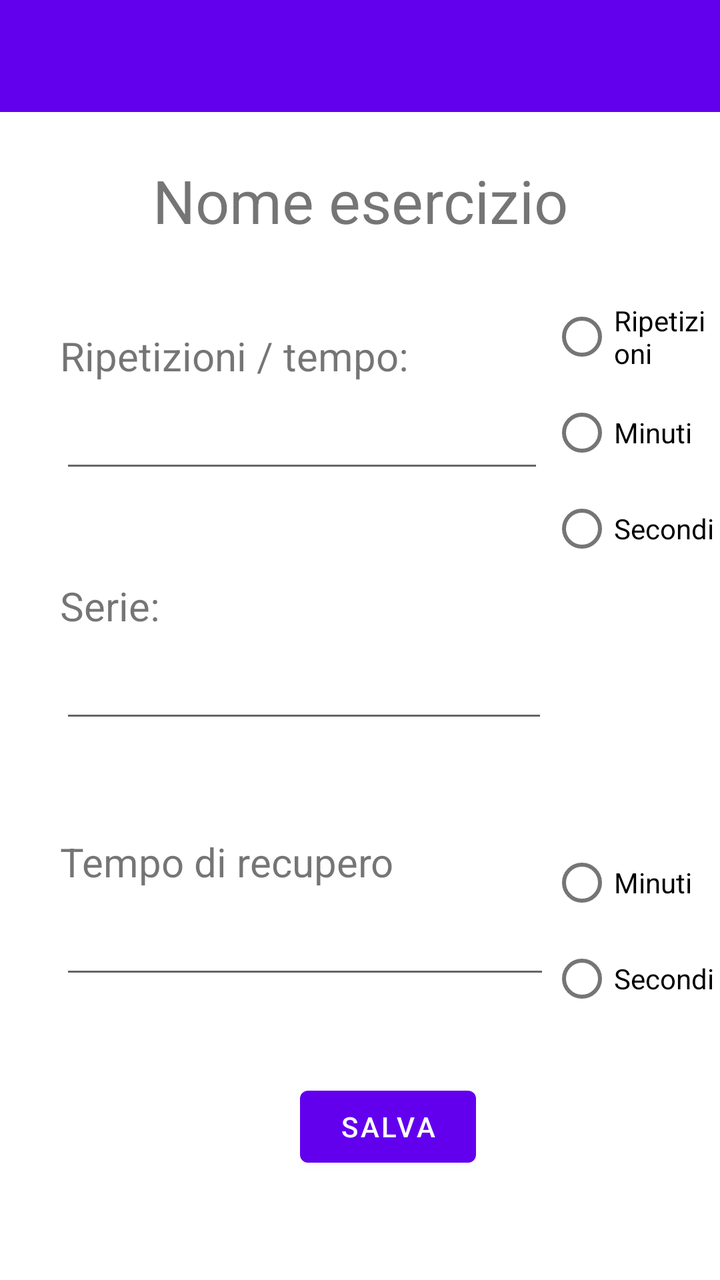
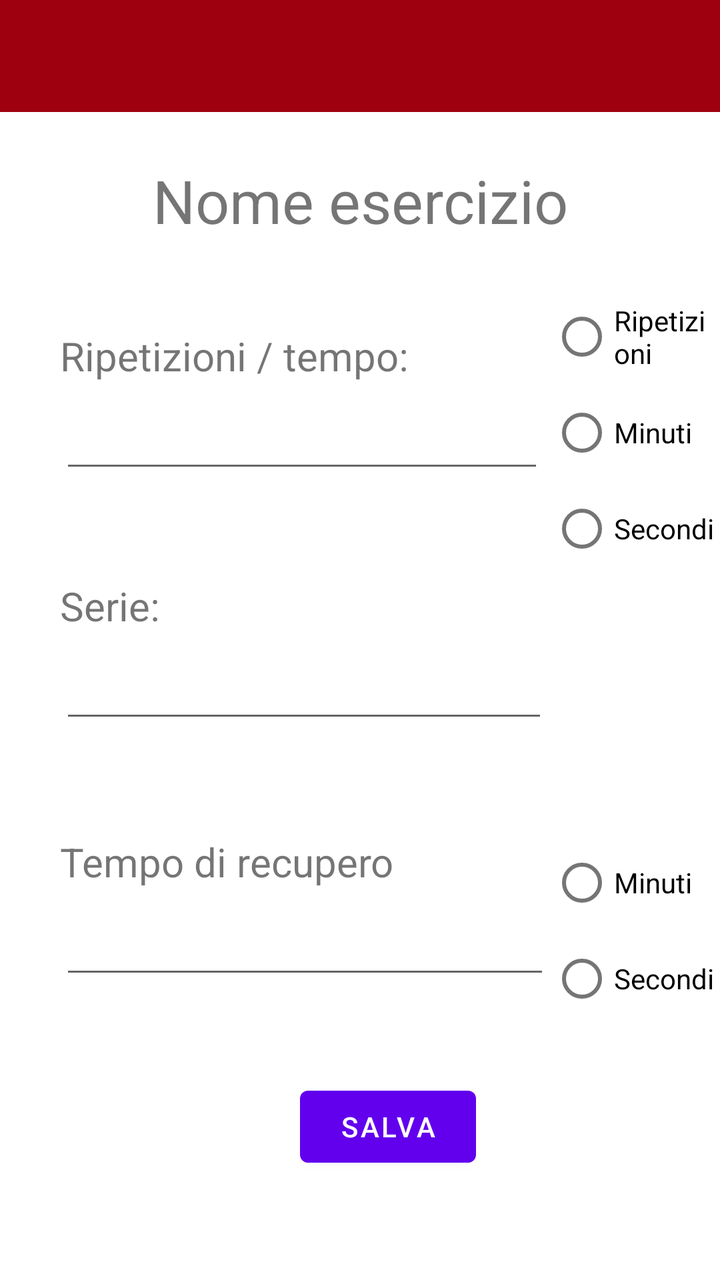

Compare the two renders of this Android layout. The source of the first and the diff that turns it into the second are given below.
<!-- AndroidManifest.xml: application theme Theme.YourCali -->
<!-- res/layout/activity_exercise_configuration_creation.xml -->
<?xml version="1.0" encoding="utf-8"?>
<LinearLayout xmlns:android="http://schemas.android.com/apk/res/android"
    xmlns:tools="http://schemas.android.com/tools"
    android:layout_width="match_parent"
    android:layout_height="match_parent"
    android:orientation="vertical"
    tools:context=".ExerciseCreationActivity">

    <androidx.appcompat.widget.Toolbar
        android:id="@+id/exerciseCreationToolbar"
        android:layout_width="match_parent"
        android:layout_height="wrap_content"
        android:background="?attr/colorPrimary"
        android:minHeight="?attr/actionBarSize"
        android:theme="?attr/actionBarTheme" />

    <Space
        android:id="@+id/space"
        android:layout_width="403dp"
        android:layout_height="24dp" />

    <TextView
        android:id="@+id/exerciseNameLabel"
        android:layout_width="match_parent"
        android:layout_height="wrap_content"
        android:text="Nome esercizio"
        android:textAlignment="center"
        android:textSize="30sp" />

    <Space
        android:layout_width="match_parent"
        android:layout_height="24dp" />

    <LinearLayout
        android:layout_width="match_parent"
        android:layout_height="wrap_content"
        android:orientation="horizontal">

        <LinearLayout
            android:layout_width="275dp"
            android:layout_height="125dp"
            android:layout_marginTop="20sp"
            android:orientation="vertical">

            <TextView
                android:id="@+id/repsLabel"
                android:layout_width="241dp"
                android:layout_height="wrap_content"
                android:layout_marginStart="30sp"
                android:text="@string/ripetizioniTempo"
                android:textSize="20sp" />

            <EditText
                android:id="@+id/repsOrTimePlain"
                android:layout_width="242dp"
                android:layout_height="50sp"
                android:layout_marginStart="30sp"
                android:autofillHints=""
                android:inputType="number"
                android:labelFor="@id/repsOrTimePlain"
                tools:ignore="SpeakableTextPresentCheck" />
        </LinearLayout>

        <RadioGroup
            android:id="@+id/repsOrTimeRadioGroup"
            android:layout_width="match_parent"
            android:layout_height="wrap_content">

            <RadioButton
                android:id="@+id/repsRadioButton"
                android:layout_width="match_parent"
                android:layout_height="wrap_content"
                android:text="Ripetizioni" />

            <RadioButton
                android:id="@+id/minutesRadioButton"
                android:layout_width="match_parent"
                android:layout_height="wrap_content"
                android:text="Minuti" />

            <RadioButton
                android:id="@+id/secondsRadioButton"
                android:layout_width="match_parent"
                android:layout_height="wrap_content"
                android:text="Secondi" />
        </RadioGroup>
    </LinearLayout>

    <TextView
        android:id="@+id/setsLabel"
        android:layout_width="match_parent"
        android:layout_height="wrap_content"
        android:layout_marginStart="30sp"
        android:text="@string/serie"
        android:textSize="20sp" />

    <EditText
        android:id="@+id/setsPlain"
        android:layout_width="244dp"
        android:layout_height="50sp"
        android:layout_marginStart="30sp"
        android:autofillHints=""
        android:inputType="number"
        android:labelFor="@id/repsOrTimePlain"
        tools:ignore="SpeakableTextPresentCheck" />

    <Space
        android:id="@+id/space3"
        android:layout_width="match_parent"
        android:layout_height="51dp" />

    <LinearLayout
        android:layout_width="match_parent"
        android:layout_height="wrap_content"
        android:orientation="horizontal">

        <LinearLayout
            android:layout_width="275dp"
            android:layout_height="98dp"
            android:orientation="vertical">

            <TextView
                android:id="@+id/restTimeLabel"
                android:layout_width="match_parent"
                android:layout_height="wrap_content"
                android:layout_marginStart="30sp"
                android:text="@string/tempo_di_recupero"
                android:textSize="20sp" />

            <EditText
                android:id="@+id/restTimePlain"
                android:layout_width="match_parent"
                android:layout_height="50sp"
                android:layout_marginStart="30sp"
                android:autofillHints=""
                android:inputType="number"
                android:labelFor="@id/repsOrTimePlain"
                tools:ignore="SpeakableTextPresentCheck" />
        </LinearLayout>

        <RadioGroup
            android:id="@+id/restTimeRadioGroup"
            android:layout_width="match_parent"
            android:layout_height="wrap_content">

            <RadioButton
                android:id="@+id/minutesRadioButton2"
                android:layout_width="match_parent"
                android:layout_height="wrap_content"
                android:text="Minuti" />

            <RadioButton
                android:id="@+id/secondsRadioButton2"
                android:layout_width="match_parent"
                android:layout_height="wrap_content"
                android:text="Secondi" />
        </RadioGroup>
    </LinearLayout>

    <Space
        android:layout_width="match_parent"
        android:layout_height="24dp" />

    <Button
        android:id="@+id/saveExerciseConfigurationButton"
        android:layout_width="wrap_content"
        android:layout_height="wrap_content"
        android:layout_marginStart="150sp"
        android:gravity="center"
        android:text="@string/salva"
        android:textAlignment="center" />

</LinearLayout>
<!-- resources referenced by this layout -->
<resources>
  <string name="ripetizioniTempo">Ripetizioni / tempo:</string>
  <string name="salva">Salva</string>
  <string name="serie">Serie:</string>
  <string name="tempo_di_recupero">Tempo di recupero</string>
  <style name="Theme.YourCali" parent="Theme.MaterialComponents.DayNight.NoActionBar">
          
          <item name="colorPrimary">@color/purple_500</item>
          <item name="colorPrimaryVariant">@color/purple_700</item>
          <item name="colorOnPrimary">@color/white</item>
          
          <item name="colorSecondary">@color/teal_200</item>
          <item name="colorSecondaryVariant">@color/teal_700</item>
          <item name="colorOnSecondary">@color/black</item>
          
          <item name="android:statusBarColor" tools:targetApi="l">@color/DarkOrange</item>
          
      </style>
  <color name="purple_500">#FF6200EE</color>
  <color name="purple_700">#FF3700B3</color>
  <color name="white">#FFFFFFFF</color>
  <color name="teal_200">#FF03DAC5</color>
  <color name="teal_700">#FF018786</color>
  <color name="black">#FF000000</color>
  <color name="DarkOrange">#FFFC7C35</color>
</resources>

<!-- the commit's change to res/layout/activity_exercise_configuration_creation.xml (unified diff, before → after) -->
@@ -10,9 +10,9 @@
         android:id="@+id/exerciseCreationToolbar"
         android:layout_width="match_parent"
         android:layout_height="wrap_content"
-        android:background="?attr/colorPrimary"
+        android:background="@color/Cranberry"
         android:minHeight="?attr/actionBarSize"
-        android:theme="?attr/actionBarTheme" />
+        android:theme="@style/MyThemeOverlay_Toolbar2" />
 
     <Space
         android:id="@+id/space"
<!-- resource entries referenced after the edit -->
@@ -1,9 +1,17 @@
 <!-- resources referenced by this layout -->
 <resources>
+  <color name="Cranberry">#9F000F</color>
   <string name="ripetizioniTempo">Ripetizioni / tempo:</string>
   <string name="salva">Salva</string>
   <string name="serie">Serie:</string>
   <string name="tempo_di_recupero">Tempo di recupero</string>
+  <style name="MyThemeOverlay_Toolbar2" parent="ThemeOverlay.MaterialComponents.Toolbar.Primary">
+          
+          <item name="android:textColorPrimary">@color/white</item>
+  
+          
+          <item name="colorOnPrimary">@color/white</item>
+      </style>
   <style name="Theme.YourCali" parent="Theme.MaterialComponents.DayNight.NoActionBar">
           
           <item name="colorPrimary">@color/purple_500</item>
@@ -14,7 +22,7 @@
           <item name="colorSecondaryVariant">@color/teal_700</item>
           <item name="colorOnSecondary">@color/black</item>
           
-          <item name="android:statusBarColor" tools:targetApi="l">@color/DarkOrange</item>
+          <item name="android:statusBarColor">@color/DarkCranberry</item>
           
       </style>
   <color name="purple_500">#FF6200EE</color>
@@ -23,6 +31,6 @@
   <color name="teal_200">#FF03DAC5</color>
   <color name="teal_700">#FF018786</color>
   <color name="black">#FF000000</color>
-  <color name="DarkOrange">#FFFC7C35</color>
+  <color name="DarkCranberry">#FF7A020E</color>
 </resources>
 
